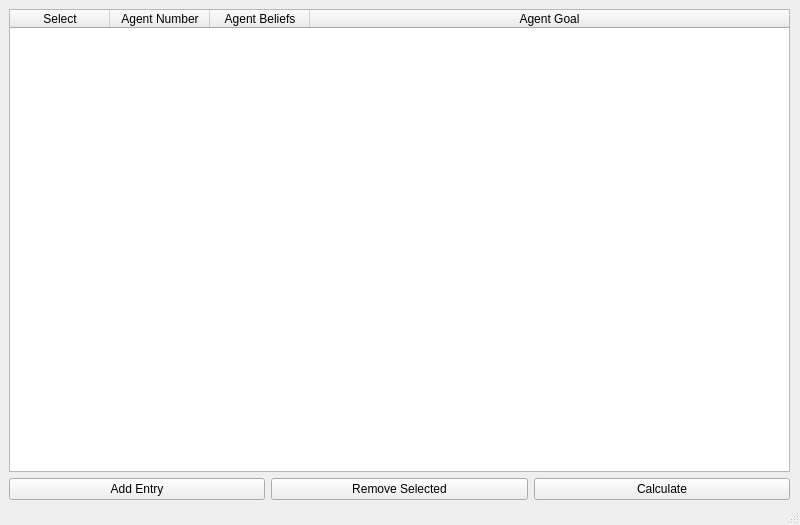
Qt form src/UI/mainwindow.ui (stanboya/announcement) before a commit.
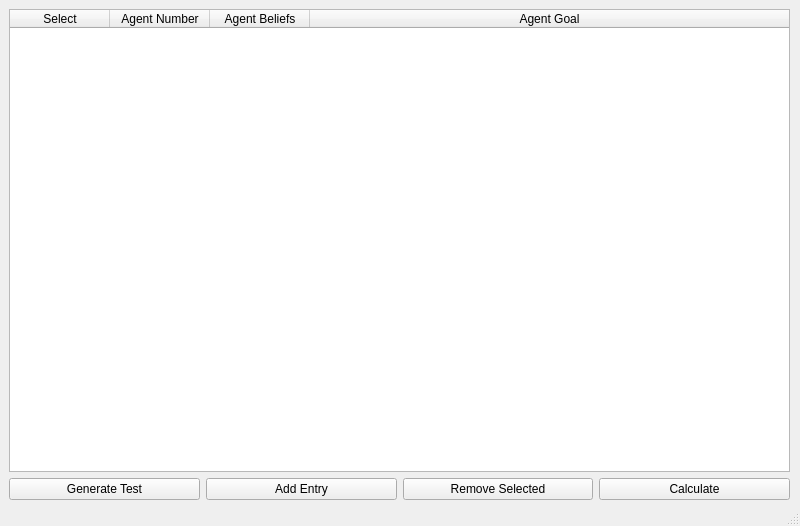
The same form after that commit.

Commit message: Added ability to generate test cases

What changed in the file:
```diff
--- a/src/UI/mainwindow.ui
+++ b/src/UI/mainwindow.ui
@@ -7,7 +7,7 @@
     <x>0</x>
     <y>0</y>
     <width>800</width>
-    <height>525</height>
+    <height>526</height>
    </rect>
   </property>
   <property name="windowTitle">
@@ -83,6 +83,13 @@
      </item>
      <item>
       <layout class="QHBoxLayout" name="horizontalLayout">
+       <item>
+        <widget class="QPushButton" name="generate_test">
+         <property name="text">
+          <string>Generate Test</string>
+         </property>
+        </widget>
+       </item>
        <item>
         <widget class="QPushButton" name="add_entry">
          <property name="text">
```
The commit also changes 2 other files.
